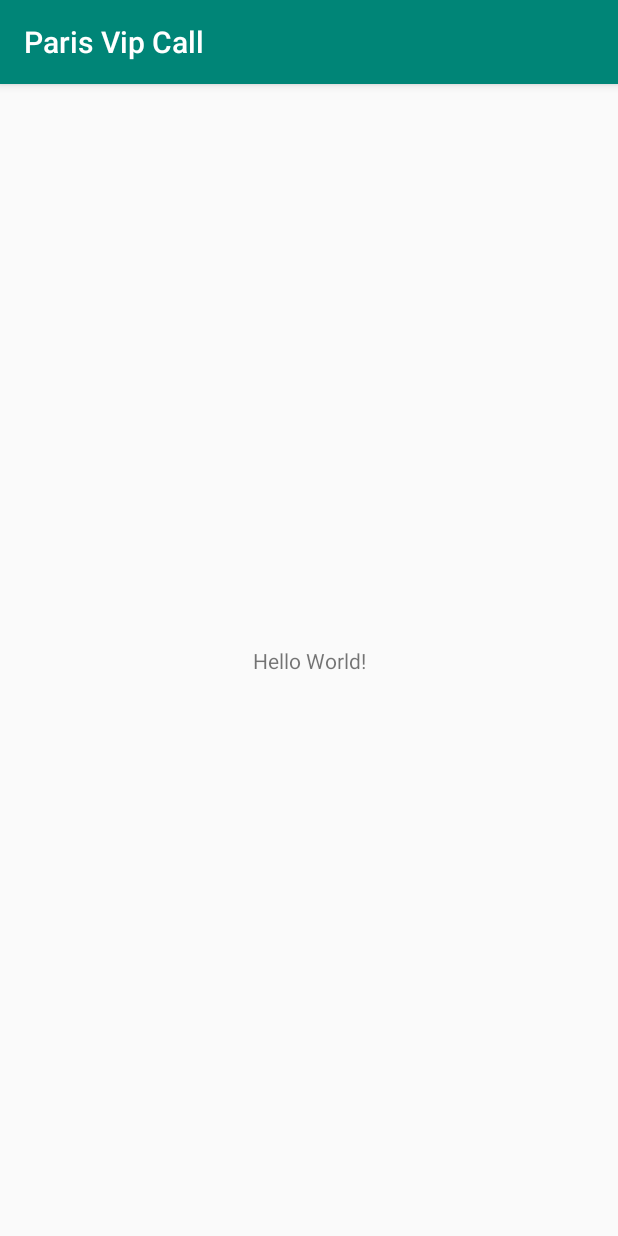
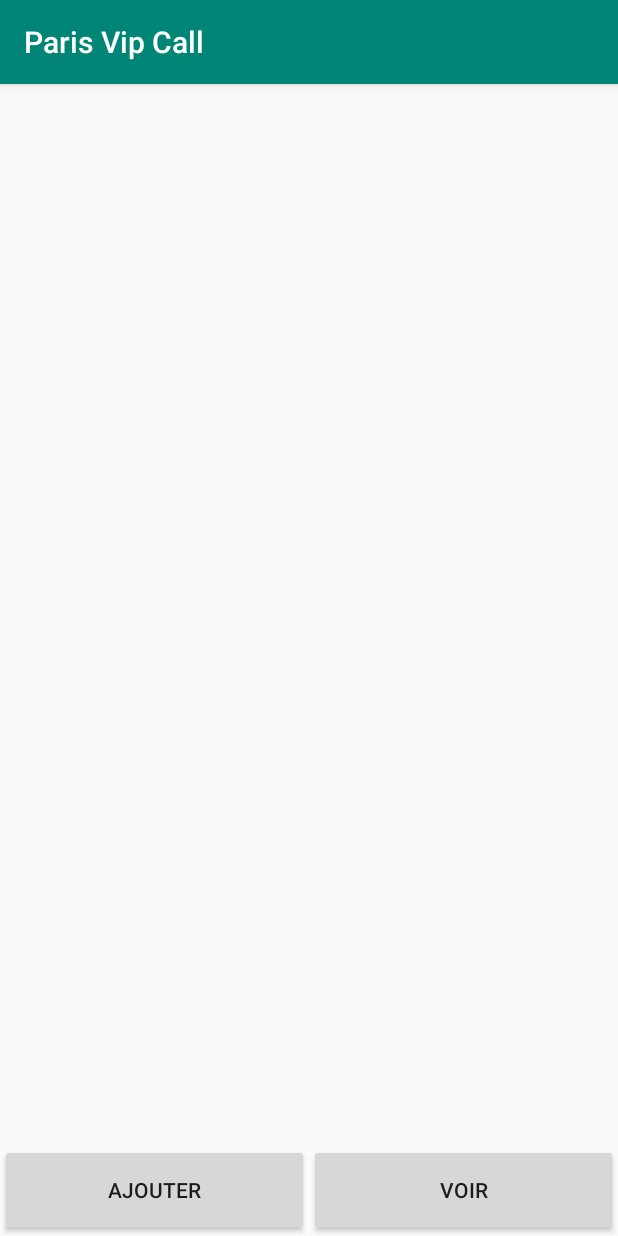
Before and after one commit to 4deone/ParisVipCall2, an Android app: the screen it shows after launch (MainActivity), on a phone screen of 412 x 824 dp. Run offline under Robolectric (Android 15) with nearby library versions, the phone set to English and light mode, and no system bars.

Commit message:
Mise en forme des premice de l'application avec l'ajout des boutons permettant d'ajouter ou de voir des informations

```diff
--- a/app/src/main/res/layout/activity_main.xml
+++ b/app/src/main/res/layout/activity_main.xml
@@ -1,19 +1,52 @@
 <?xml version="1.0" encoding="utf-8"?>
-<android.support.constraint.ConstraintLayout
+<LinearLayout
     xmlns:android="http://schemas.android.com/apk/res/android"
     xmlns:tools="http://schemas.android.com/tools"
     xmlns:app="http://schemas.android.com/apk/res-auto"
     android:layout_width="match_parent"
     android:layout_height="match_parent"
+    android:orientation="vertical"
     tools:context=".MainActivity">
 
-    <TextView
-        android:layout_width="wrap_content"
-        android:layout_height="wrap_content"
-        android:text="Hello World!"
-        app:layout_constraintBottom_toBottomOf="parent"
-        app:layout_constraintLeft_toLeftOf="parent"
-        app:layout_constraintRight_toRightOf="parent"
-        app:layout_constraintTop_toTopOf="parent" />
+    <LinearLayout
+        android:layout_weight="1"
+        android:layout_width="match_parent"
+        android:layout_height="match_parent">
 
-</android.support.constraint.ConstraintLayout>
+
+
+    </LinearLayout>
+
+    <LinearLayout
+        android:layout_weight="1"
+        android:layout_width="match_parent"
+        android:layout_height="match_parent">
+
+
+
+    </LinearLayout>
+
+    <LinearLayout
+        android:layout_weight="1.7"
+        android:orientation="horizontal"
+        android:layout_width="match_parent"
+        android:layout_height="match_parent">
+
+        <Button
+            android:id="@+id/btnAddInfo"
+            android:layout_weight="1"
+            android:layout_width="match_parent"
+            android:layout_height="match_parent"
+            android:text="AJOUTER" />
+
+        <Button
+            android:id="@+id/btnVoirInfo"
+            android:layout_weight="1"
+            android:layout_width="match_parent"
+            android:layout_height="match_parent"
+            android:text="VOIR" />
+
+    </LinearLayout>
+
+
+</LinearLayout>
```
